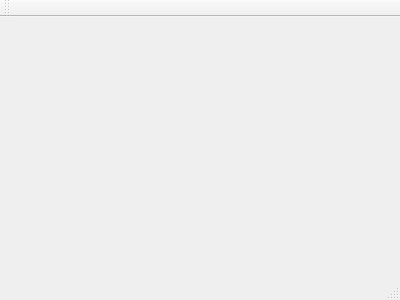
ksk102/Pers, file mainwindow.ui: the form before one commit.
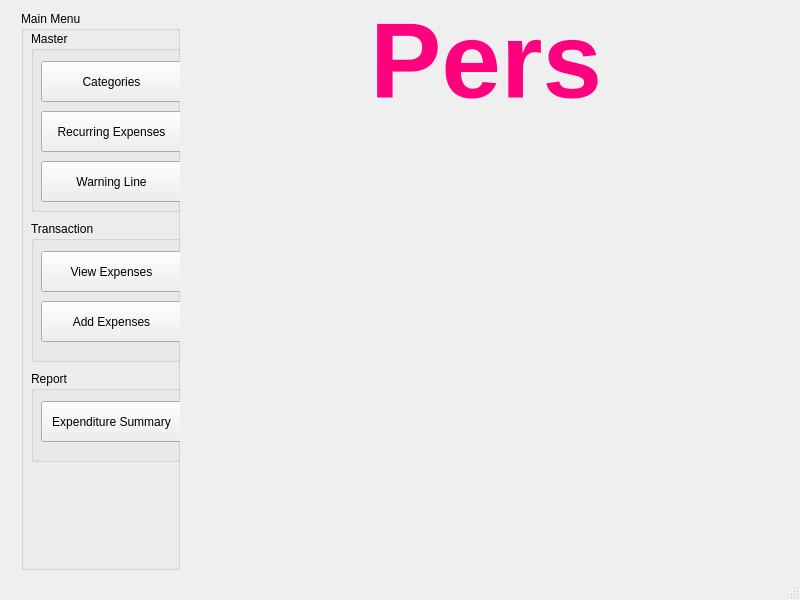
The form after the commit.

Diff of the .ui file:
```diff
--- a/mainwindow.ui
+++ b/mainwindow.ui
@@ -1,24 +1,215 @@
 <ui version="4.0">
  <class>MainWindow</class>
- <widget class="QMainWindow" name="MainWindow" >
-  <property name="geometry" >
+ <widget class="QMainWindow" name="MainWindow">
+  <property name="geometry">
    <rect>
     <x>0</x>
     <y>0</y>
-    <width>400</width>
-    <height>300</height>
+    <width>800</width>
+    <height>600</height>
    </rect>
   </property>
   <property name="windowTitle" >
    <string>MainWindow</string>
   </property>
-  <widget class="QMenuBar" name="menuBar" />
-  <widget class="QToolBar" name="mainToolBar" />
-  <widget class="QWidget" name="centralWidget" />
-  <widget class="QStatusBar" name="statusBar" />
+  <widget class="QWidget" name="centralWidget">
+   <widget class="QWidget" name="verticalLayoutWidget">
+    <property name="geometry">
+     <rect>
+      <x>10</x>
+      <y>0</y>
+      <width>181</width>
+      <height>581</height>
+     </rect>
+    </property>
+    <layout class="QVBoxLayout" name="verticalLayout">
+     <item>
+      <widget class="QGroupBox" name="gb_mainmenu">
+       <property name="title">
+        <string>Main Menu</string>
+       </property>
+       <widget class="QGroupBox" name="gb_master">
+        <property name="geometry">
+         <rect>
+          <x>10</x>
+          <y>20</y>
+          <width>161</width>
+          <height>181</height>
+         </rect>
+        </property>
+        <property name="title">
+         <string>Master</string>
+        </property>
+        <widget class="QPushButton" name="btn_addCat">
+         <property name="geometry">
+          <rect>
+           <x>10</x>
+           <y>30</y>
+           <width>141</width>
+           <height>41</height>
+          </rect>
+         </property>
+         <property name="text">
+          <string>Categories</string>
+         </property>
+        </widget>
+        <widget class="QPushButton" name="btn_addRecur">
+         <property name="geometry">
+          <rect>
+           <x>10</x>
+           <y>80</y>
+           <width>141</width>
+           <height>41</height>
+          </rect>
+         </property>
+         <property name="text">
+          <string>Recurring Expenses</string>
+         </property>
+        </widget>
+        <widget class="QPushButton" name="btn_addWarn">
+         <property name="geometry">
+          <rect>
+           <x>10</x>
+           <y>130</y>
+           <width>141</width>
+           <height>41</height>
+          </rect>
+         </property>
+         <property name="text">
+          <string>Warning Line</string>
+         </property>
+        </widget>
+       </widget>
+       <widget class="QGroupBox" name="gb_trans">
+        <property name="geometry">
+         <rect>
+          <x>10</x>
+          <y>210</y>
+          <width>161</width>
+          <height>141</height>
+         </rect>
+        </property>
+        <property name="title">
+         <string>Transaction</string>
+        </property>
+        <widget class="QPushButton" name="btn_viewExp">
+         <property name="geometry">
+          <rect>
+           <x>10</x>
+           <y>30</y>
+           <width>141</width>
+           <height>41</height>
+          </rect>
+         </property>
+         <property name="text">
+          <string>View Expenses</string>
+         </property>
+        </widget>
+        <widget class="QPushButton" name="btn_addExp">
+         <property name="geometry">
+          <rect>
+           <x>10</x>
+           <y>80</y>
+           <width>141</width>
+           <height>41</height>
+          </rect>
+         </property>
+         <property name="text">
+          <string>Add Expenses</string>
+         </property>
+        </widget>
+       </widget>
+       <widget class="QGroupBox" name="gb_report">
+        <property name="geometry">
+         <rect>
+          <x>10</x>
+          <y>360</y>
+          <width>161</width>
+          <height>91</height>
+         </rect>
+        </property>
+        <property name="title">
+         <string>Report</string>
+        </property>
+        <widget class="QPushButton" name="btn_report">
+         <property name="geometry">
+          <rect>
+           <x>10</x>
+           <y>30</y>
+           <width>141</width>
+           <height>41</height>
+          </rect>
+         </property>
+         <property name="text">
+          <string>Expenditure Summary</string>
+         </property>
+        </widget>
+       </widget>
+      </widget>
+     </item>
+    </layout>
+   </widget>
+   <widget class="QLabel" name="lbl_title">
+    <property name="geometry">
+     <rect>
+      <x>370</x>
+      <y>10</y>
+      <width>241</width>
+      <height>101</height>
+     </rect>
+    </property>
+    <property name="palette">
+     <palette>
+      <active>
+       <colorrole role="WindowText">
+        <brush brushstyle="SolidPattern">
+         <color alpha="255">
+          <red>255</red>
+          <green>0</green>
+          <blue>127</blue>
+         </color>
+        </brush>
+       </colorrole>
+      </active>
+      <inactive>
+       <colorrole role="WindowText">
+        <brush brushstyle="SolidPattern">
+         <color alpha="255">
+          <red>255</red>
+          <green>0</green>
+          <blue>127</blue>
+         </color>
+        </brush>
+       </colorrole>
+      </inactive>
+      <disabled>
+       <colorrole role="WindowText">
+        <brush brushstyle="SolidPattern">
+         <color alpha="255">
+          <red>120</red>
+          <green>120</green>
+          <blue>120</blue>
+         </color>
+        </brush>
+       </colorrole>
+      </disabled>
+     </palette>
+    </property>
+    <property name="font">
+     <font>
+      <pointsize>80</pointsize>
+      <weight>75</weight>
+      <bold>true</bold>
+     </font>
+    </property>
+    <property name="text">
+     <string>Pers</string>
+    </property>
+   </widget>
+  </widget>
+  <widget class="QStatusBar" name="statusBar"/>
  </widget>
- <layoutDefault spacing="6" margin="11" />
- <pixmapfunction></pixmapfunction>
+ <layoutdefault spacing="6" margin="11"/>
  <resources/>
  <connections/>
 </ui>
```
Left out of the diff: 5 changed lines with no effect on the pictures.
